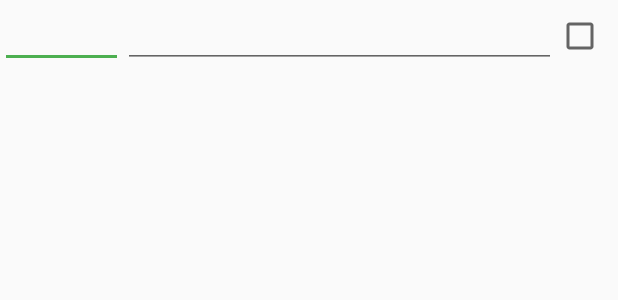
After one commit to carvaq/Capstone-Project, an Android app: the layout item_list_item.xml on its own in the app's theme, with its tools: preview values and no code run, on a phone screen of 412 x 824 dp. The commit adds this screen. Shown: the top 300 px of the screen. Run offline under Robolectric (Android 15) with nearby library versions, the phone set to English and light mode, and no system bars.

Commit message:
Adding items possible

```diff
--- a/app/src/main/java/com/cvv/birdsofonefeather/travelperfect/model/TripContract.java
+++ b/app/src/main/java/com/cvv/birdsofonefeather/travelperfect/model/TripContract.java
@@ -32,8 +32,6 @@ public class TripContract {
         public static final String COLUMN_RETURN = "return";
         public static final String COLUMN_IMAGE_URL = "imageUrl";
         public static final String COLUMN_ATTRIBUTIONS = "attributions";
-        public static final String COLUMN_LIST_ITEM_FK = "listItemFK";
-        public static final String COLUMN_REMINDER_FK = "reminderFK";
 
         public static final String CONTENT_TYPE =
                 CONTENT_TYPE_DIR + CONTENT_URI + "/" + PATH_TRIP;
@@ -52,6 +50,8 @@ public class TripContract {
         public static final String TABLE_NAME = "listItems";
         public static final String COLUMN_NUMBER_OF = "numberOf";
         public static final String COLUMN_WHAT = "what";
+        public static final String COLUMN_DONE = "done";
+        public static final String COLUMN_TRIP_FK = "tripFK";
 
         public static final String CONTENT_TYPE =
                 CONTENT_TYPE_DIR + CONTENT_URI + "/" + PATH_LIST_ITEM;
@@ -69,6 +69,7 @@ public class TripContract {
 
         public static final String TABLE_NAME = "reminders";
         public static final String COLUMN_WHEN = "timestamp";
+        public static final String COLUMN_TRIP_FK = "tripFK";
 
         public static final String CONTENT_TYPE =
                 CONTENT_TYPE_DIR + CONTENT_URI + "/" + PATH_REMINDER;
--- a/app/src/main/java/com/cvv/birdsofonefeather/travelperfect/view/activities/MainActivity.java
+++ b/app/src/main/java/com/cvv/birdsofonefeather/travelperfect/view/activities/MainActivity.java
@@ -87,11 +87,11 @@ public class MainActivity extends BaseActivity implements
     @Override
     public Loader<Cursor> onCreateLoader(int id, Bundle args) {
         if (id == ID_LOADER) {
-            Uri forecastQueryUri = TripContract.TripEntry.CONTENT_URI;
+            Uri queryUri = TripContract.TripEntry.CONTENT_URI;
             String sortOrder = TripContract.TripEntry.COLUMN_DEPARTURE + " ASC";
 
             return new CursorLoader(this,
-                    forecastQueryUri,
+                    queryUri,
                     MAIN_PROJECTION,
                     null,
                     null,
--- /dev/null
+++ b/app/src/main/res/layout/item_list_item.xml
@@ -0,0 +1,26 @@
+<?xml version="1.0" encoding="utf-8"?>
+<LinearLayout xmlns:android="http://schemas.android.com/apk/res/android"
+              android:layout_width="match_parent"
+              android:layout_height="wrap_content"
+              android:orientation="horizontal">
+
+	<EditText
+		android:id="@+id/number_of"
+		android:layout_width="0dp"
+		android:layout_height="wrap_content"
+		android:layout_weight="2"
+		android:inputType="number"/>
+
+	<EditText
+		android:id="@+id/name"
+		android:layout_width="0dp"
+		android:layout_height="wrap_content"
+		android:layout_weight="7"
+		android:inputType="text"/>
+
+	<CheckBox
+		android:id="@+id/checkbox"
+		android:layout_width="0dp"
+		android:layout_height="wrap_content"
+		android:layout_weight="1"/>
+</LinearLayout>
--- a/app/src/main/res/values/colors.xml
+++ b/app/src/main/res/values/colors.xml
@@ -1,7 +1,7 @@
 <?xml version="1.0" encoding="utf-8"?>
 <resources>
-	<color name="colorPrimary">#5D4037</color>
-	<color name="colorPrimaryDark">#795548</color>
+	<color name="colorPrimary">#795548</color>
+	<color name="colorPrimaryDark">#5D4037</color>
 	<color name="colorAccent">#4CAF50</color>
 	<color name="grey_icons">#acacac</color>
 	<color name="grey_background">#ececec</color>
--- a/app/src/main/res/values/strings.xml
+++ b/app/src/main/res/values/strings.xml
@@ -16,4 +16,7 @@
 	<string name="label_return">Return</string>
 	<string name="btn_add_departure">Add Departure</string>
 	<string name="btn_add_return">Add Return</string>
+	<string name="label_number_of">Number</string>
+	<string name="label_name">Name</string>
+	<string name="btn_add_item">Add Item</string>
 </resources>
```
Also changed, not shown: app/src/main/java/com/cvv/birdsofonefeather/travelperfect/model/DatabaseHelper.java (+17 -28 lines), app/src/main/java/com/cvv/birdsofonefeather/travelperfect/model/Item.java (added, +58 -0 lines), app/src/main/java/com/cvv/birdsofonefeather/travelperfect/model/TripBuilder.java (+1 -24 lines), app/src/main/java/com/cvv/birdsofonefeather/travelperfect/view/ItemAdapter.java (added, +110 -0 lines), app/src/main/java/com/cvv/birdsofonefeather/travelperfect/view/activities/CreateTripActivity.java (+9 -2 lines), app/src/main/java/com/cvv/birdsofonefeather/travelperfect/view/activities/EditTripActivity.java (+11 -1 lines), app/src/main/java/com/cvv/birdsofonefeather/travelperfect/view/activities/EditorActivity.java (+28 -19 lines), app/src/main/res/layout/content_editor.xml (+33 -3 lines).
